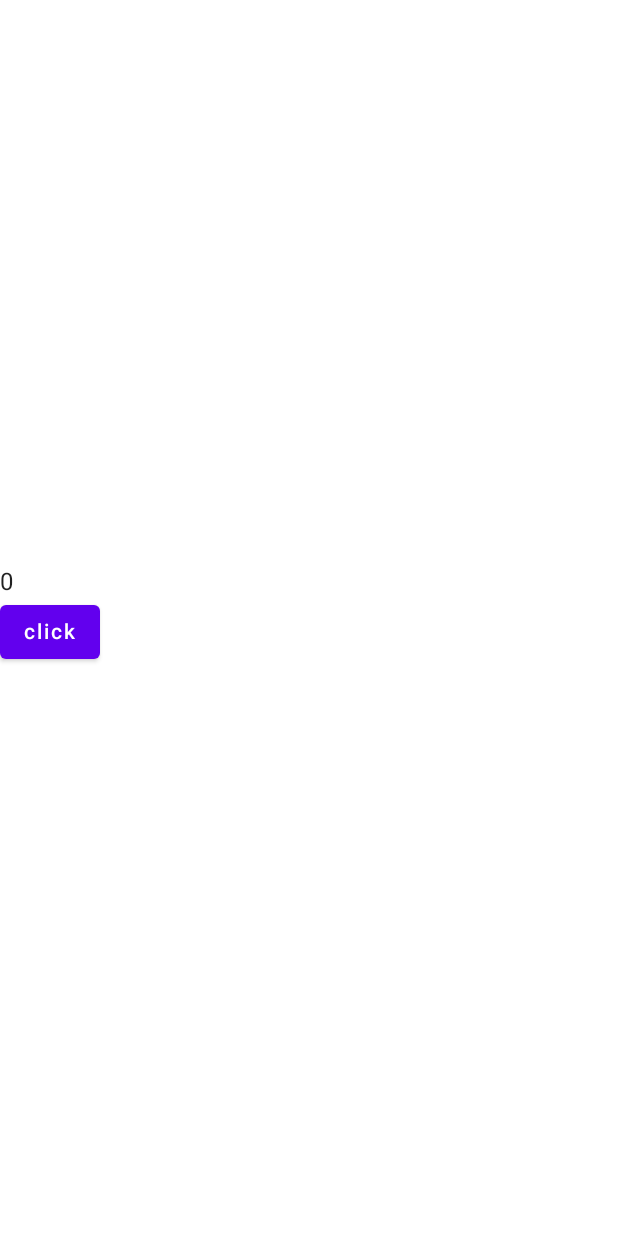
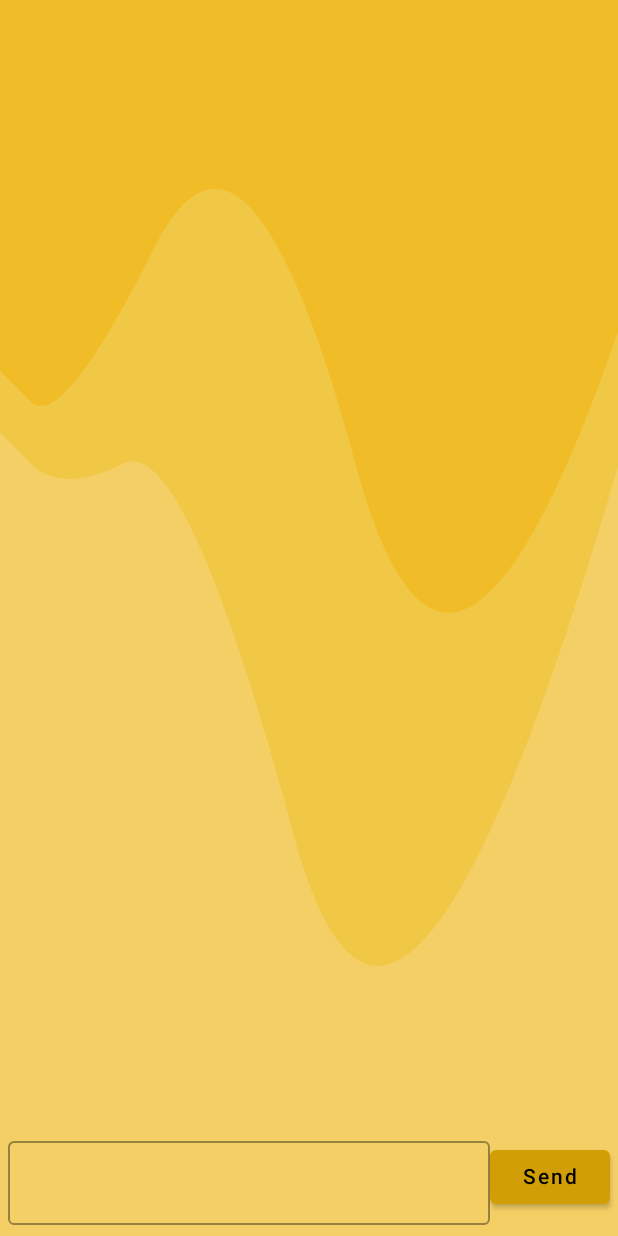
Before and after one commit to vylhart/ChatApplication, an Android app built with Jetpack Compose: the screen it shows after launch (MainActivity), after a tap on "Enter", on a phone screen of 412 x 824 dp. Run offline under Robolectric (Android 15) with nearby library versions, the phone set to English and light mode, and no system bars; our stand-ins replace Dagger/Hilt's generated code, Firebase (no records; nobody signed in at launch, a user with empty details on screens opened directly).

Commit message:
basic feature ready

```diff
--- /dev/null
+++ b/app/src/main/java/com/example/chatapplication/presentation/composables/CanvasCompose.kt
@@ -0,0 +1,103 @@
+package com.example.chatapplication.presentation.composables
+
+import androidx.compose.ui.geometry.Offset
+import androidx.compose.ui.graphics.Color
+import androidx.compose.ui.graphics.Path
+import androidx.compose.ui.unit.Constraints
+import com.example.chatapplication.presentation.theme.*
+import kotlin.math.abs
+
+val features= listOf(
+    FeatureColor(
+        BlueViolet1,
+        BlueViolet2,
+        BlueViolet3,
+        BlueViolet4
+    ),
+    FeatureColor(
+        LightGreen1,
+        LightGreen2,
+        LightGreen3,
+        LightGreen4
+    ),
+    FeatureColor(
+        OrangeYellow1,
+        OrangeYellow2,
+        OrangeYellow3,
+        OrangeYellow4
+    ),
+    FeatureColor(
+        Beige1,
+        Beige2,
+        Beige3,
+        Beige4
+    ),
+)
+
+fun getFeatureColor(): FeatureColor {
+    val rand = (0..3).random()
+    return features[rand]
+}
+
+fun getFeaturePath(constraints: Constraints): FeaturePath {
+    val width = constraints.maxWidth
+    val height = constraints.maxHeight
+
+    val mediumPoint1 = Offset(0f, height * 0.3f)
+    val mediumPoint2 = Offset(width * 0.1f, height * 0.35f)
+    val mediumPoint3 = Offset(width * 0.4f, height * 0.05f)
+    val mediumPoint4 = Offset(width * 0.75f, height * 0.7f)
+    val mediumPoint5 = Offset(width * 1.4f, -height.toFloat())
+
+    val mediumPath = Path().apply {
+        moveTo(mediumPoint1.x, mediumPoint1.y)
+        standardQuadTo(mediumPoint1, mediumPoint2)
+        standardQuadTo(mediumPoint2, mediumPoint3)
+        standardQuadTo(mediumPoint3, mediumPoint4)
+        standardQuadTo(mediumPoint4, mediumPoint5)
+        lineTo(width.toFloat() + 100f, height.toFloat() + 100f)
+        lineTo(-100f, height.toFloat() + 100f)
+        close()
+    }
+    val lightPoint1 = Offset(0f, height * 0.35f)
+    val lightPoint2 = Offset(width * 0.1f, height * 0.4f)
+    val lightPoint3 = Offset(width * 0.3f, height * 0.35f)
+    val lightPoint4 = Offset(width * 0.65f, height.toFloat())
+    val lightPoint5 = Offset(width * 1.4f, -height.toFloat() / 3f)
+
+    val lightPath = Path().apply {
+        moveTo(lightPoint1.x, lightPoint1.y)
+        standardQuadTo(lightPoint1, lightPoint2)
+        standardQuadTo(lightPoint2, lightPoint3)
+        standardQuadTo(lightPoint3, lightPoint4)
+        standardQuadTo(lightPoint4, lightPoint5)
+        lineTo(width.toFloat() + 100f, height.toFloat() + 100f)
+        lineTo(-100f, height.toFloat() + 100f)
+        close()
+    }
+    return FeaturePath(
+        lightPath = lightPath,
+        mediumPath = mediumPath
+    )
+}
+
+fun Path.standardQuadTo(from: Offset, to: Offset){
+    quadraticBezierTo(
+        from.x,
+        from.y,
+        abs(from.x + to.x) / 2f,
+        abs(from.y + to.y) / 2f
+    )
+}
+
+data class FeaturePath(
+    val lightPath: Path,
+    val mediumPath: Path
+)
+
+data class FeatureColor(
+    val lightColor: Color,
+    val mediumColor: Color,
+    val darkColor: Color,
+    val extraDarkColor: Color
+)
--- a/app/src/main/java/com/example/chatapplication/presentation/screens/ChannelScreen.kt
+++ b/app/src/main/java/com/example/chatapplication/presentation/screens/ChannelScreen.kt
@@ -1,44 +1,77 @@
 package com.example.chatapplication.presentation.screens
 
+import androidx.compose.foundation.Canvas
+import androidx.compose.foundation.background
 import androidx.compose.foundation.layout.*
+import androidx.compose.foundation.rememberScrollState
+import androidx.compose.foundation.verticalScroll
 import androidx.compose.material.*
 import androidx.compose.runtime.*
 import androidx.compose.ui.Alignment
 import androidx.compose.ui.Modifier
+import androidx.compose.ui.graphics.Color
 import androidx.compose.ui.tooling.preview.Preview
 import androidx.hilt.navigation.compose.hiltViewModel
 import androidx.navigation.NavHostController
 import androidx.navigation.compose.rememberNavController
 import com.example.chatapplication.common.Screen
+import com.example.chatapplication.presentation.composables.getFeatureColor
+import com.example.chatapplication.presentation.composables.getFeaturePath
 import com.example.chatapplication.presentation.viewmodels.MessageViewModel
 
+
 @Composable
-fun ChannelScreen(navController: NavHostController, viewModel: MessageViewModel){
-
+fun ChannelScreen(navController: NavHostController, viewModel: MessageViewModel = hiltViewModel()){
+    val featureColor = getFeatureColor()
     val channelName = remember{ mutableStateOf("")}
     val userName = remember{ mutableStateOf("")}
-    Box(modifier = Modifier.fillMaxSize()){
+    BoxWithConstraints(
+        modifier = Modifier
+            .fillMaxSize()
+            .background(color = featureColor.darkColor)
+        ){
+        val feature = getFeaturePath(constraints)
+        Canvas(
+            modifier = Modifier.fillMaxSize()
+        ){
+            drawPath(path = feature.mediumPath, color = featureColor.mediumColor)
+            drawPath(path = feature.lightPath, color = featureColor.lightColor)
+        }
         Column(
-            modifier = Modifier.fillMaxWidth(),
+            modifier = Modifier
+                .fillMaxSize()
+                .verticalScroll(rememberScrollState()),
             horizontalAlignment = Alignment.CenterHorizontally,
             verticalArrangement = Arrangement.Center,
         ) {
+            Text(
+                text = "Chat App",
+                fontSize = MaterialTheme.typography.h2.fontSize,
+                color = Color.White
+            )
             OutlinedTextField(
                 value = userName.value,
                 onValueChange = {userName.value=it},
+                label = {
+                    Text(text = "Enter username")
+                }
             )
             OutlinedTextField(
                 value = channelName.value,
-                onValueChange = {channelName.value=it}
+                onValueChange = {channelName.value=it},
+                label = {
+                    Text(text = "Enter Channel Name")
+                }
             )
-            Button(onClick = {
-                navController.navigate(Screen.MessageScreen.route)
-                viewModel.enterChannel(channel = channelName.value, userId = userName.value)
-
-            }) {
+            Button(
+                onClick = {
+                    navController.navigate(Screen.MessageScreen.route)
+                    viewModel.enterChannel(channel = channelName.value, userId = userName.value)
+                },
+                colors = ButtonDefaults.buttonColors(backgroundColor = featureColor.extraDarkColor),
+            ) {
                 Text(text = "Enter")
             }
-
         }
     }
 }
--- a/app/src/main/java/com/example/chatapplication/presentation/screens/MessageScreen.kt
+++ b/app/src/main/java/com/example/chatapplication/presentation/screens/MessageScreen.kt
@@ -1,45 +1,53 @@
 package com.example.chatapplication.presentation.screens
 
-import android.util.Log
-import androidx.compose.foundation.gestures.scrollable
+import androidx.compose.foundation.Canvas
+import androidx.compose.foundation.background
 import androidx.compose.foundation.layout.*
 import androidx.compose.foundation.lazy.LazyColumn
 import androidx.compose.foundation.lazy.items
-import androidx.compose.foundation.rememberScrollState
-import androidx.compose.foundation.verticalScroll
-import androidx.compose.material.Button
-import androidx.compose.material.CircularProgressIndicator
-import androidx.compose.material.MaterialTheme
-import androidx.compose.material.Text
+import androidx.compose.foundation.shape.RoundedCornerShape
+import androidx.compose.material.*
 import androidx.compose.runtime.*
-import androidx.compose.ui.Alignment
 import androidx.compose.ui.Modifier
+import androidx.compose.ui.graphics.Color
 import androidx.compose.ui.text.style.TextAlign
 import androidx.compose.ui.tooling.preview.Preview
 import androidx.compose.ui.unit.dp
-import androidx.hilt.navigation.compose.hiltViewModel
 import androidx.navigation.NavHostController
-import androidx.navigation.compose.rememberNavController
-import com.example.chatapplication.common.Constants.TAG
 import com.example.chatapplication.domain.model.Message
+import com.example.chatapplication.presentation.composables.FeatureColor
+import com.example.chatapplication.presentation.composables.getFeatureColor
+import com.example.chatapplication.presentation.composables.getFeaturePath
 import com.example.chatapplication.presentation.viewmodels.MessageViewModel
 
+
 @Composable
-fun MessageScreen(navController: NavHostController, viewModel: MessageViewModel ){
+fun MessageScreen(navController: NavHostController, viewModel: MessageViewModel){
     val state by viewModel.state.collectAsState()
+    val featureColor = getFeatureColor()
+    var messageText by remember { mutableStateOf("") }
+    BoxWithConstraints(
+        modifier = Modifier
+            .fillMaxSize()
+            .background(color = featureColor.darkColor),
+    ){
+        val feature = getFeaturePath(constraints)
+        Canvas(
+            modifier = Modifier.fillMaxSize()
+        ){
+            drawPath(path = feature.mediumPath, color = featureColor.mediumColor)
+            drawPath(path = feature.lightPath, color = featureColor.lightColor)
+        }
 
-    Box(modifier = Modifier.fillMaxSize(), contentAlignment = Alignment.Center){
-        Column(modifier = Modifier.fillMaxWidth()) {
-            Text(text =   state.userId+state.messages.size+state.channelId+state.error)
-            Button(onClick = {
-                viewModel.onClick()
-            }) {
-                Text(text = "click")
-            }
-            LazyColumn(modifier = Modifier.fillMaxWidth()){
+        Column(
+            modifier = Modifier
+                .fillMaxSize()
+                .padding(5.dp),
+            verticalArrangement = Arrangement.Bottom
+        ) {
+            LazyColumn(modifier = Modifier.fillMaxWidth().weight(13f)){
                 items(state.messages){ msg ->
-                    Log.d(TAG, "MessageScreen: "+msg.messageId)
-                    ListItem(msg)
+                    ListItem(msg, featureColor, msg.senderId==state.userId)
                 }
             }
             if(state.error.isNotBlank()) {
@@ -54,16 +62,63 @@ fun MessageScreen(navController: NavHostController, viewModel: MessageViewModel
             }
             if(state.isLoading) {
                 CircularProgressIndicator()
-                Log.d(TAG, "MessageScreen: loading")
+            }
+            Row(
+                modifier = Modifier.weight(1f)
+            ) {
+                OutlinedTextField(
+                    value = messageText,
+                    onValueChange = {messageText=it},
+                    modifier = Modifier.weight(4f)
+                )
+                Button(
+                    onClick = {
+                        viewModel.sendMessage(messageText)
+                        messageText = ""
+                    },
+                    modifier = Modifier.weight(1f),
+                    colors = ButtonDefaults.buttonColors(backgroundColor = featureColor.extraDarkColor)
+                ) {
+                    Text(text = "Send")
+                }
             }
 
         }
+
     }
 }
 
 @Composable
-fun ListItem(message: Message){
-    Row(modifier = Modifier.fillMaxWidth()) {
-        Text(text = "item"+message.messageId)
+fun ListItem(message: Message, featureColor: FeatureColor, alignRight: Boolean){
+    Row(
+        modifier = Modifier
+            .fillMaxWidth(),
+        horizontalArrangement = if(alignRight) Arrangement.End else Arrangement.Start
+
+    ) {
+        Text(text = message.data,
+            color = Color.White,
+            fontSize = MaterialTheme.typography.subtitle1.fontSize,
+            modifier = Modifier
+                .background(
+                    shape = RoundedCornerShape(10.dp),
+                    color = featureColor.extraDarkColor
+                ).padding(10.dp)
+        )
+    }
+    Spacer(modifier = Modifier.padding(5.dp))
+}
+
+@Composable
+@Preview(showBackground = true)
+fun PreviewScreen(){
+    val msg = Message(
+        messageId = "fsdfds",
+        senderId = "sdfsdf",
+        data = "sdfsdf",
+        date = "dsfsdf"
+    )
+    Column(modifier = Modifier.fillMaxSize()) {
+        ListItem(message = msg, featureColor = getFeatureColor(), alignRight = true)
     }
 }
--- a/app/src/main/java/com/example/chatapplication/presentation/theme/Color.kt
+++ b/app/src/main/java/com/example/chatapplication/presentation/theme/Color.kt
@@ -1,8 +1,37 @@
 package com.example.chatapplication.presentation.theme
 
+import androidx.compose.material.Colors
 import androidx.compose.ui.graphics.Color
 
 val Purple200 = Color(0xFFBB86FC)
 val Purple500 = Color(0xFF6200EE)
 val Purple700 = Color(0xFF3700B3)
 val Teal200 = Color(0xFF03DAC5)
+
+val Colors.GreenCream
+    get() = Color(0xFFEEF3E9)
+val Colors.LightCream
+    get() = Color(0xFFF6F8F4)
+
+val TextWhite = Color(0xffeeeeee)
+val DeepBlue = Color(0xff06164c)
+val ButtonBlue = Color(0xff505cf3)
+val DarkerButtonBlue = Color(0xff566894)
+val LightRed = Color(0xfffc879a)
+val AquaBlue = Color(0xff9aa5c4)
+val OrangeYellow1 = Color(0xfff4cf65)
+val OrangeYellow2 = Color(0xfff1c746)
+val OrangeYellow3 = Color(0xfff0bd28)
+val OrangeYellow4 = Color(0xFFD19E06)
+val Beige1 = Color(0xfffdbda1)
+val Beige2 = Color(0xfffcaf90)
+val Beige3 = Color(0xfff9a27b)
+val Beige4 = Color(0xFFFA8856)
+val LightGreen1 = Color(0xff54e1b6)
+val LightGreen2 = Color(0xff36ddab)
+val LightGreen3 = Color(0xff11d79b)
+val LightGreen4 = Color(0xFF23A07A)
+val BlueViolet1 = Color(0xffaeb4fd)
+val BlueViolet2 = Color(0xff9fa5fe)
+val BlueViolet3 = Color(0xff8f98fd)
+val BlueViolet4 = Color(0xFF7A84FA)
--- a/app/src/main/java/com/example/chatapplication/presentation/viewmodels/MessageViewModel.kt
+++ b/app/src/main/java/com/example/chatapplication/presentation/viewmodels/MessageViewModel.kt
@@ -31,7 +31,7 @@ class MessageViewModel @Inject constructor(private val useCases: UseCases): View
         getMessages()
     }
 
-    private fun sendMessage(text: String){
+    fun sendMessage(text: String){
         viewModelScope.launch {
             useCases.sendMessage(
                 channel = state.value.channelId,
@@ -40,8 +40,11 @@ class MessageViewModel @Inject constructor(private val useCases: UseCases): View
                     messageId = UUID.randomUUID().toString(),
                     data = text
                 )
-            ).collect()
+            ).collect{
+                getMessages()
+            }
         }
+
     }
 
     fun deleteMessage(messageID: String){
```
